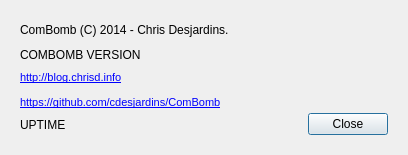
Above: ComBombGui/aboutdialog.ui from cdesjardins/ComBomb before the change. Below: the same form after it.
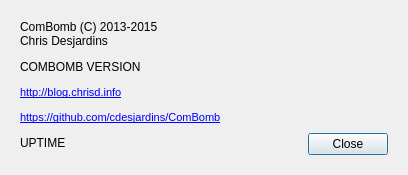
That is the form after the change. Icons and pictures are not drawn. Custom widgets are drawn as their Qt base class.

```diff
--- a/ComBombGui/aboutdialog.ui
+++ b/ComBombGui/aboutdialog.ui
@@ -10,7 +10,7 @@
     <x>0</x>
     <y>0</y>
     <width>408</width>
-    <height>155</height>
+    <height>175</height>
    </rect>
   </property>
   <property name="focusPolicy">
@@ -33,7 +33,8 @@
       <item>
        <widget class="QLabel" name="label_3">
         <property name="text">
-         <string>ComBomb (C) 2014 - Chris Desjardins.</string>
+         <string>ComBomb (C) 2013-2015
+Chris Desjardins</string>
         </property>
        </widget>
       </item>
```
